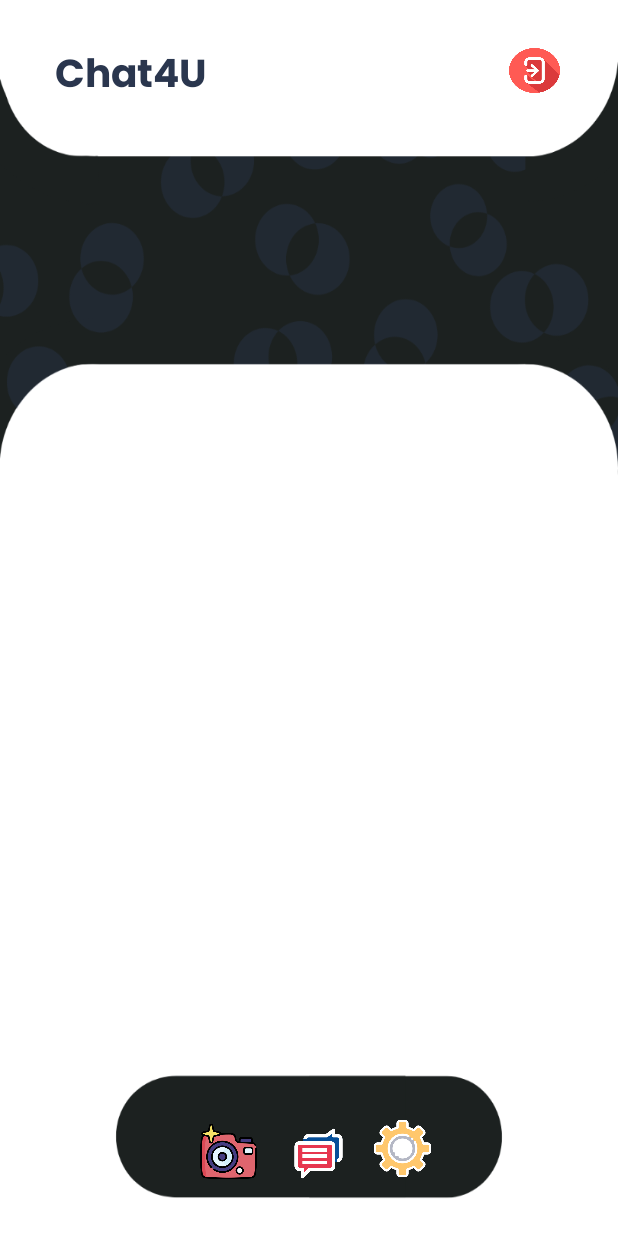
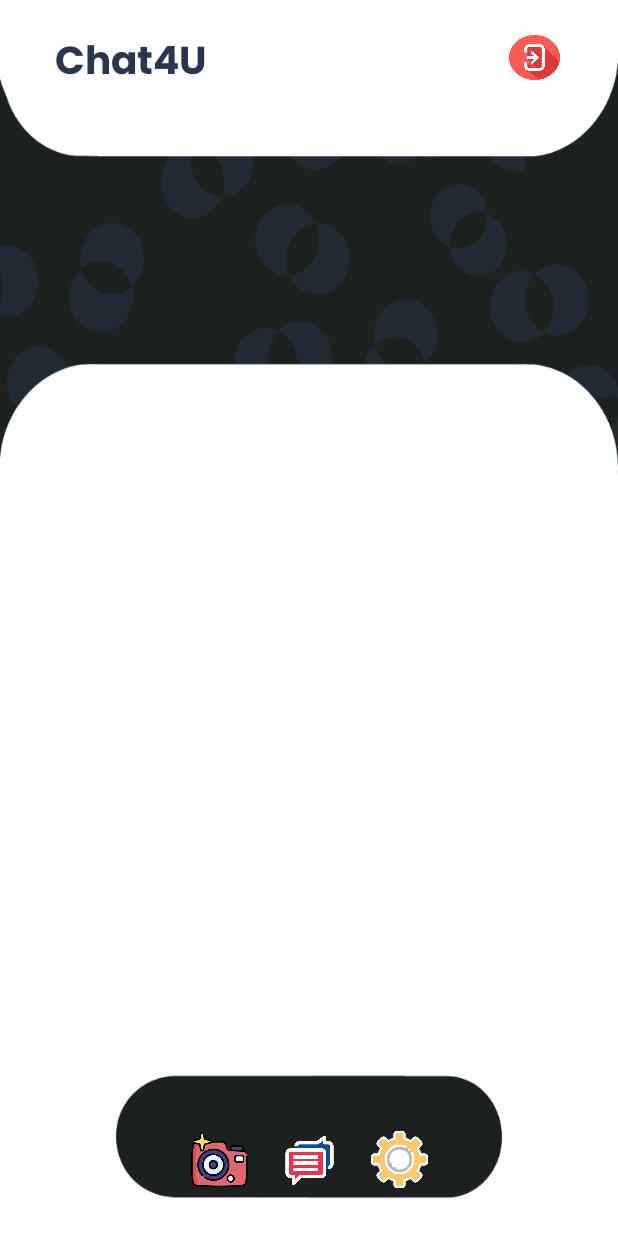
Before and after one commit to priyak307/Android-Virtual-Messenger, an Android app: the MainActivity screen opened directly, with no data from a screen before it, on a phone screen of 412 x 824 dp. Run offline under Robolectric (Android 15) with nearby library versions, the phone set to English and light mode, and no system bars; our stand-ins replace CircleImageView, Firebase (no records; nobody signed in at launch, a user with empty details on screens opened directly), Picasso, sdp/ssp sizes; pictures from the network do not load.

```diff
--- a/app/src/main/res/layout/activity_login.xml
+++ b/app/src/main/res/layout/activity_login.xml
@@ -10,14 +10,14 @@
 
     <ImageView
         android:id="@+id/imageView2"
-        android:layout_width="159dp"
-        android:layout_height="94dp"
+        android:layout_width="102dp"
+        android:layout_height="62dp"
         app:layout_constraintBottom_toBottomOf="parent"
         app:layout_constraintEnd_toEndOf="parent"
-        app:layout_constraintHorizontal_bias="0.503"
+        app:layout_constraintHorizontal_bias="0.498"
         app:layout_constraintStart_toStartOf="parent"
         app:layout_constraintTop_toTopOf="parent"
-        app:layout_constraintVertical_bias="0.163"
+        app:layout_constraintVertical_bias="0.173"
         app:srcCompat="@drawable/my_logo" />
 
     <TextView
--- a/app/src/main/res/layout/activity_main.xml
+++ b/app/src/main/res/layout/activity_main.xml
@@ -11,18 +11,18 @@
     <LinearLayout
         android:id="@+id/toolBar"
         android:layout_width="wrap_content"
-        android:layout_height="63dp"
+        android:layout_height="46dp"
         android:layout_alignParentStart="true"
+        android:layout_alignParentLeft="true"
         android:layout_alignParentEnd="true"
+        android:layout_alignParentRight="true"
         android:layout_marginStart="23dp"
+        android:layout_marginLeft="23dp"
         android:layout_marginTop="@dimen/_12sdp"
         android:layout_marginEnd="25dp"
+        android:layout_marginRight="25dp"
         android:background="@color/white"
-        android:gravity="right"
-        android:layout_alignParentLeft="true"
-        android:layout_alignParentRight="true"
-        android:layout_marginLeft="23dp"
-        android:layout_marginRight="25dp">
+        android:gravity="right">
 
 
         <TextView
@@ -72,9 +72,9 @@
         android:layout_alignParentEnd="true"
         android:layout_alignParentRight="true"
         android:layout_alignParentBottom="true"
-        android:layout_marginEnd="236dp"
-        android:layout_marginRight="236dp"
-        android:layout_marginBottom="37dp"
+        android:layout_marginEnd="242dp"
+        android:layout_marginRight="242dp"
+        android:layout_marginBottom="32dp"
         android:src="@drawable/camera" />
 
     <ImageView
@@ -83,9 +83,9 @@
         android:layout_alignParentEnd="true"
         android:layout_alignParentRight="true"
         android:layout_alignParentBottom="true"
-        android:layout_marginEnd="176dp"
-        android:layout_marginRight="176dp"
-        android:layout_marginBottom="36dp"
+        android:layout_marginEnd="182dp"
+        android:layout_marginRight="182dp"
+        android:layout_marginBottom="31dp"
         android:src="@drawable/chat" />
 
     <ImageView
@@ -95,9 +95,9 @@
         android:layout_alignParentEnd="true"
         android:layout_alignParentRight="true"
         android:layout_alignParentBottom="true"
-        android:layout_marginEnd="120dp"
-        android:layout_marginRight="120dp"
-        android:layout_marginBottom="39dp"
+        android:layout_marginEnd="122dp"
+        android:layout_marginRight="122dp"
+        android:layout_marginBottom="32dp"
         android:src="@drawable/sett" />
 
 
```
